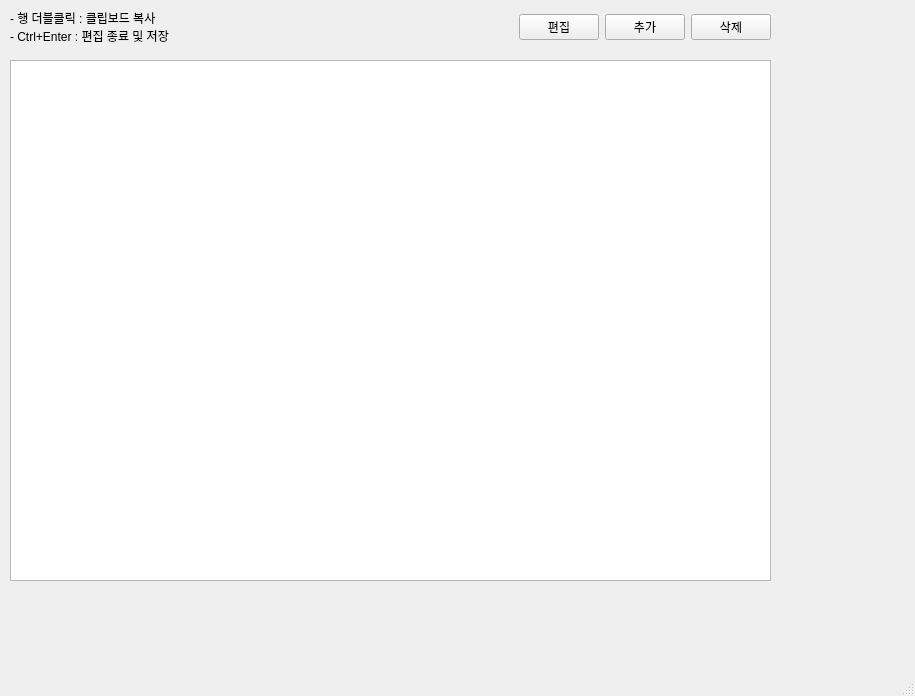
This is view.ui in redzisu/memo-py as Qt 5 draws it before an edit. The edited form follows.
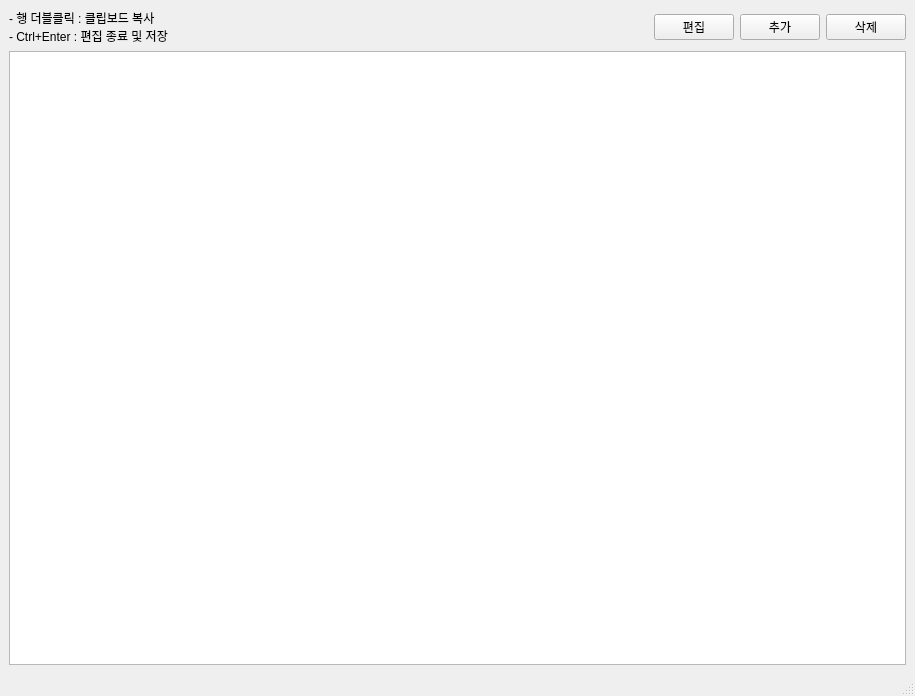
This is the edited form.

Commit message: Feat: 창 크기에 따라 그리드 크기 변경

Patch:
```diff
--- a/view.ui
+++ b/view.ui
@@ -35,15 +35,8 @@
      <verstretch>0</verstretch>
     </sizepolicy>
    </property>
-   <widget class="QWidget" name="layoutWidget">
-    <property name="geometry">
-     <rect>
-      <x>10</x>
-      <y>10</y>
-      <width>761</width>
-      <height>34</height>
-     </rect>
-    </property>
+   <layout class="QVBoxLayout" name="verticalLayout">
+    <item>
     <layout class="QHBoxLayout" name="horizontalLayout_2">
      <item>
       <widget class="QLabel" name="label">
@@ -101,19 +94,12 @@
       </layout>
      </item>
     </layout>
-   </widget>
+    </item>
+    <item>
    <widget class="QListWidget" name="grd_list">
     <property name="enabled">
      <bool>true</bool>
     </property>
-    <property name="geometry">
-     <rect>
-      <x>10</x>
-      <y>60</y>
-      <width>761</width>
-      <height>521</height>
-     </rect>
-    </property>
     <property name="sizePolicy">
      <sizepolicy hsizetype="Expanding" vsizetype="Expanding">
       <horstretch>0</horstretch>
@@ -154,6 +140,8 @@
      <set>Qt::AlignmentFlag::AlignLeading|Qt::AlignmentFlag::AlignLeft|Qt::AlignmentFlag::AlignTop</set>
     </property>
    </widget>
+    </item>
+   </layout>
   </widget>
   <widget class="QMenuBar" name="menubar">
    <property name="geometry">
```
Lines whose indentation alone changed are shown as unchanged. The commit also changes 1 other file.
